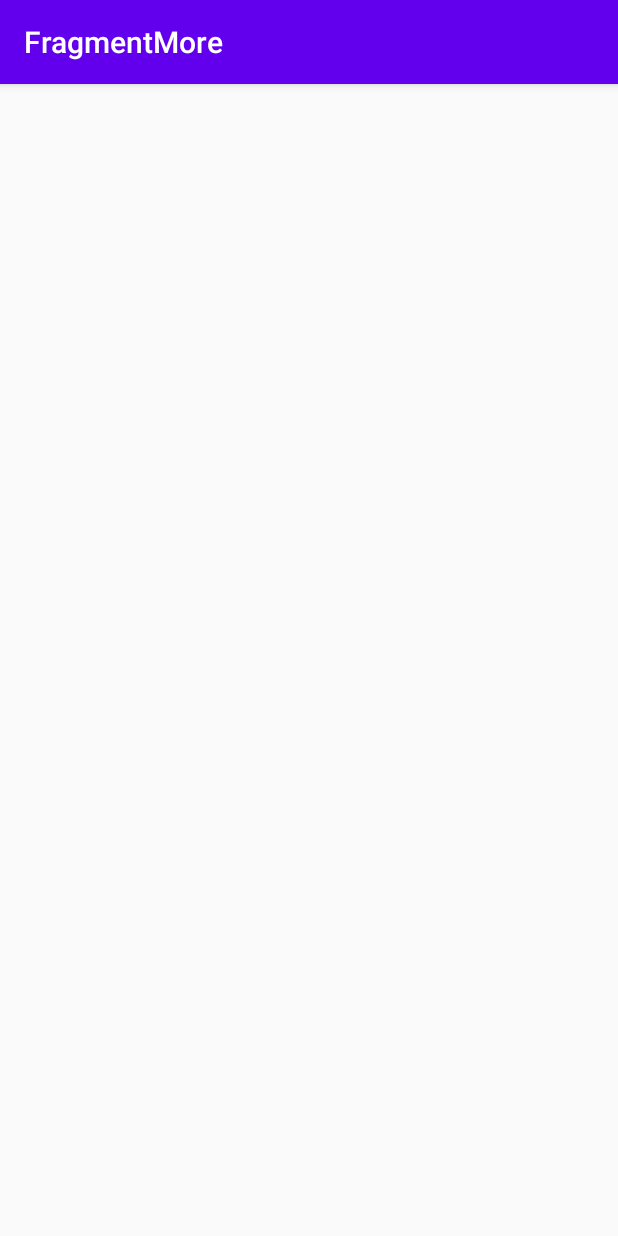
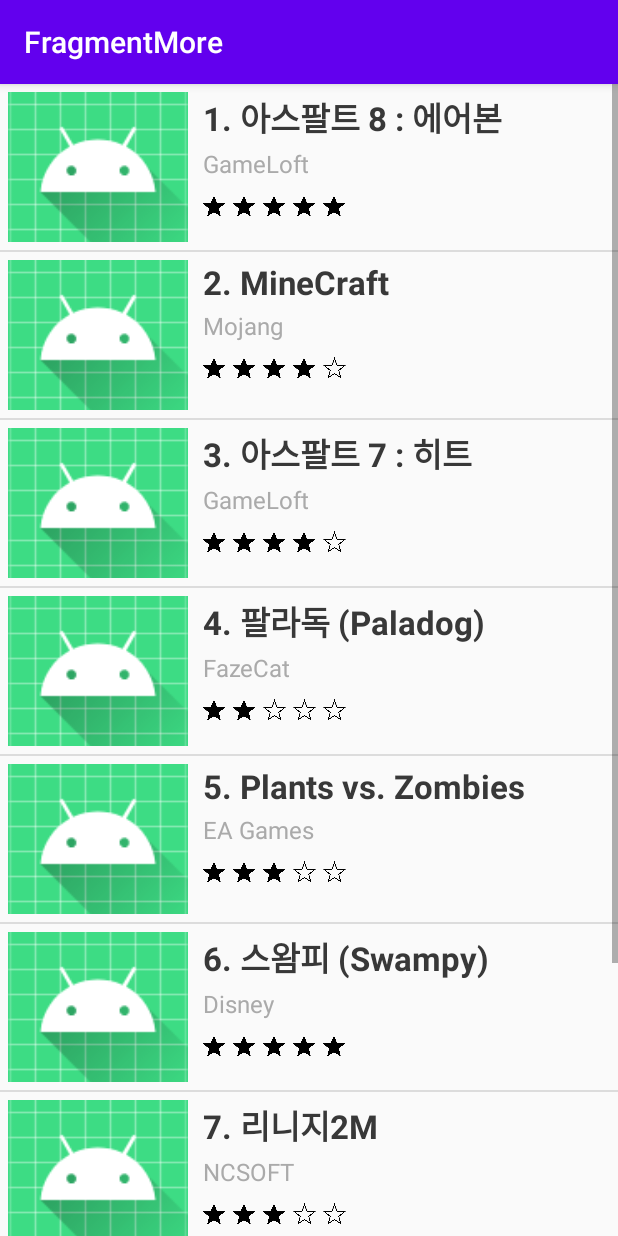
Before and after one commit to RobertHan96/FragmentMore, an Android app: the fragment GameListFragment shown on its own in the app's theme, on a phone screen of 412 x 824 dp. Run offline under Robolectric (Android 15) with nearby library versions, the phone set to English and light mode, and no system bars.

Commit message:
5th commit : 프래그먼트내 리스트뷰 배치

```diff
--- a/app/src/main/java/com/nexon/fragmentmore/fragments/GameListFragment.kt
+++ b/app/src/main/java/com/nexon/fragmentmore/fragments/GameListFragment.kt
@@ -6,8 +6,14 @@ import android.view.View
 import android.view.ViewGroup
 import androidx.fragment.app.Fragment
 import com.nexon.fragmentmore.R
+import com.nexon.fragmentmore.adapters.AppAdapter
+import com.nexon.fragmentmore.datas.App
+import kotlinx.android.synthetic.main.fragment_game_list.*
 
 class GameListFragment : Fragment() {
+    var mGameAdapter : AppAdapter? = null
+    val mGameList = ArrayList<App>()
+
     override fun onCreateView(
         inflater: LayoutInflater,
         container: ViewGroup?,
@@ -18,6 +24,17 @@ class GameListFragment : Fragment() {
 
     override fun onActivityCreated(savedInstanceState: Bundle?) {
         super.onActivityCreated(savedInstanceState)
+        mGameList.add(App("아스팔트 8 : 에어본", "GameLoft", 5))
+        mGameList.add(App("MineCraft", "Mojang", 4))
+        mGameList.add(App("아스팔트 7 : 히트", "GameLoft", 4))
+        mGameList.add(App("팔라독 (Paladog)", "FazeCat", 2))
+        mGameList.add(App("Plants vs. Zombies", "EA Games", 3))
+        mGameList.add(App("스왐피 (Swampy)", "Disney", 5))
+        mGameList.add(App("리니지2M", "NCSOFT", 3))
+        mGameList.add(App("리니지M", "NCSOFT", 4))
+        mGameList.add(App("AFK아레나", "Lilith Games", 1))
 
+        mGameAdapter = AppAdapter( context!! , R.layout.app_list_item, mGameList)
+        gameListView.adapter = mGameAdapter
     }
 }
```
